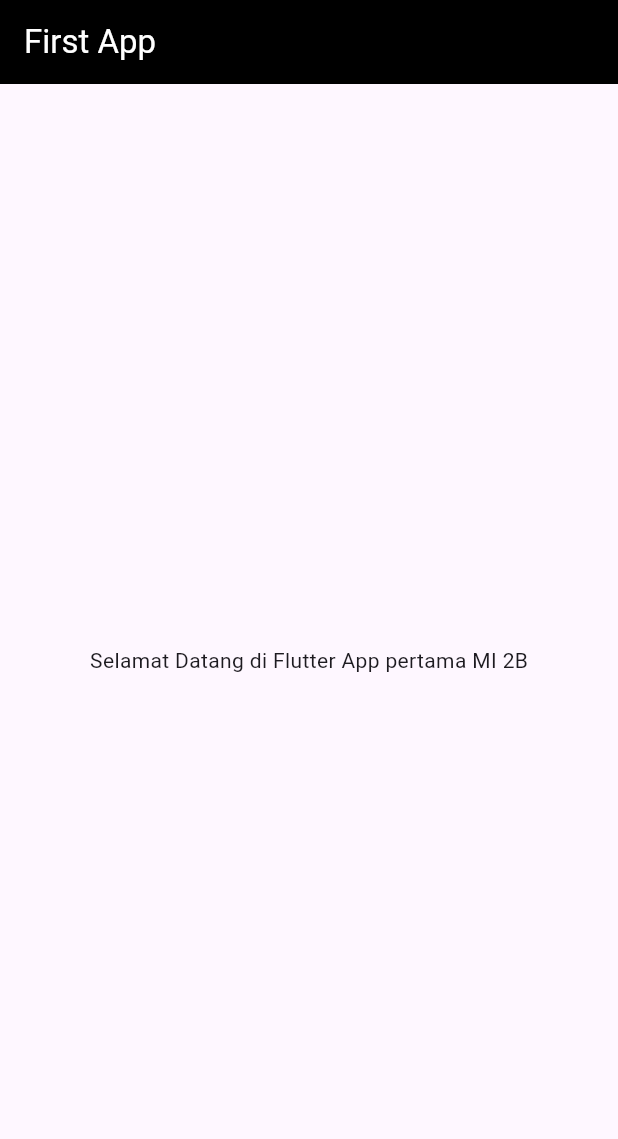
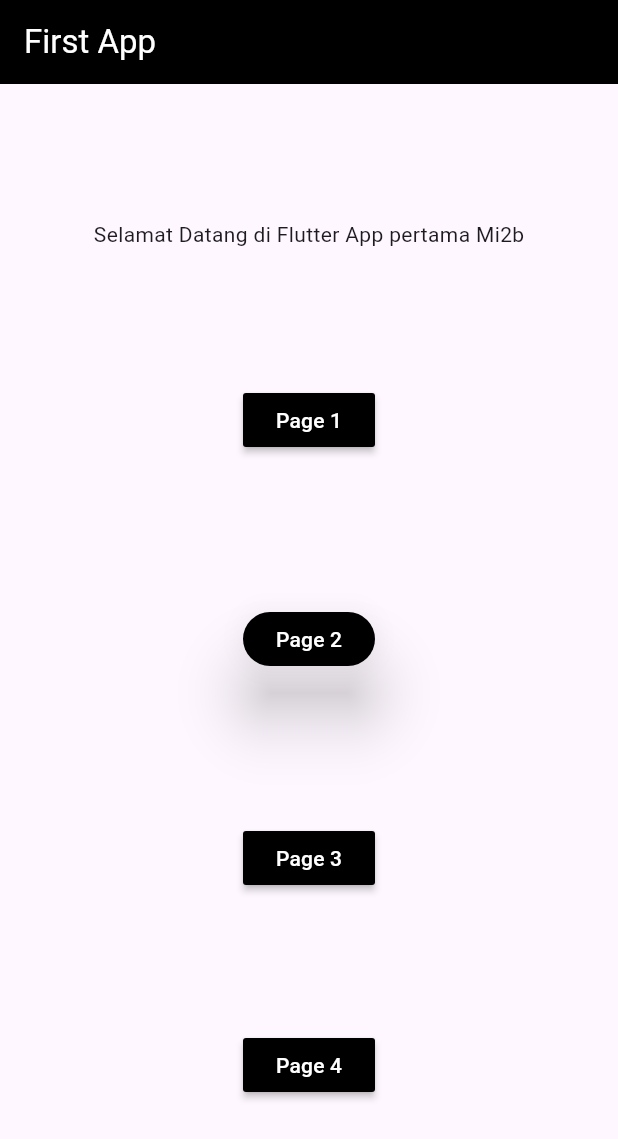
Before and after one commit to suanxa/latihan1, a Flutter app: the screen it shows after launch, on a phone screen of 412 x 824 dp. Shown: the top 1139 px of the screen. Run offline on Flutter 3.47's test engine with Material 3 defaults, Android fonts, the phone set to English and light mode, and no system bars.

Commit message:
update latihan 1

```diff
--- a/lib/main.dart
+++ b/lib/main.dart
@@ -1,4 +1,8 @@
 import 'package:flutter/material.dart';
+import 'package:latihan1/Screen/page_kedua.dart';
+import 'package:latihan1/Screen/page_keempat.dart';
+import 'package:latihan1/Screen/page_ketiga.dart';
+import 'package:latihan1/Screen/page_satu.dart';
 
 void main() {
   runApp(const MyApp());
@@ -48,13 +52,69 @@ class PageOne extends StatelessWidget {
         //appBar : properti dari sebuah widget
         //AppBar : widget
 
-        title: Text('First App',
+        title: Text(
+          'First App',
           style: TextStyle(color: Colors.white),
         ),
         backgroundColor: Colors.black,
       ),
       body: Center(
-        child: Text("Selamat Datang di Flutter App pertama MI 2B"),
+        child: Column(
+          mainAxisAlignment: MainAxisAlignment.spaceEvenly,
+          crossAxisAlignment: CrossAxisAlignment.center,
+          children: [
+            Text("Selamat Datang di Flutter App pertama Mi2b"),
+            MaterialButton(onPressed: (){
+              Navigator.push(context, MaterialPageRoute(builder: (context)
+              => PageSatu()));
+            },
+              //ini untuk pindah page
+              color: Colors.black,
+              child: Text('Page 1',
+                style: TextStyle(fontSize: 14, color: Colors.white ),
+              ),
+            ),
+            Padding(
+              padding: const EdgeInsets.all(8.0),
+              child: MaterialButton(onPressed: (){
+                Navigator.push(context, MaterialPageRoute(builder: (context)
+                => PageDua()));
+              },
+              elevation: 18.0,
+              shape: RoundedRectangleBorder(borderRadius: BorderRadius.circular(20)),
+              //ini untuk pindah page
+              color: Colors.black,
+                clipBehavior: Clip.antiAlias,
+              child: Text('Page 2',
+                style: TextStyle(fontSize: 14, color: Colors.white ),
+              ),
+            ),
+            ),
+            MaterialButton(onPressed: (){
+              Navigator.push(context, MaterialPageRoute(builder: (context)
+              => PageTiga()));
+            },
+              //ini untuk pindah page
+              color: Colors.black,
+              child: Text('Page 3',
+                style: TextStyle(fontSize: 14, color: Colors.white ),
+              ),
+            ),
+
+            MaterialButton(onPressed: (){
+              Navigator.push(context, MaterialPageRoute(builder: (context)
+              => PageEmpat()));
+            },
+              //ini untuk pindah page
+              color: Colors.black,
+              child: Text('Page 4',
+                style: TextStyle(fontSize: 14, color: Colors.white ),
+              ),
+            ),
+          ],
+        ),
+
+
         //child :  cuma bisa nampung 1 widget
         //children : bisa nampung beberapa widget
       ),
```
Also changed, not shown: lib/Screen/page_kedua.dart (added, +40 -0 lines), lib/Screen/page_keempat.dart (added, +28 -0 lines), lib/Screen/page_ketiga.dart (added, +58 -0 lines), lib/Screen/page_satu.dart (added, +19 -0 lines).
